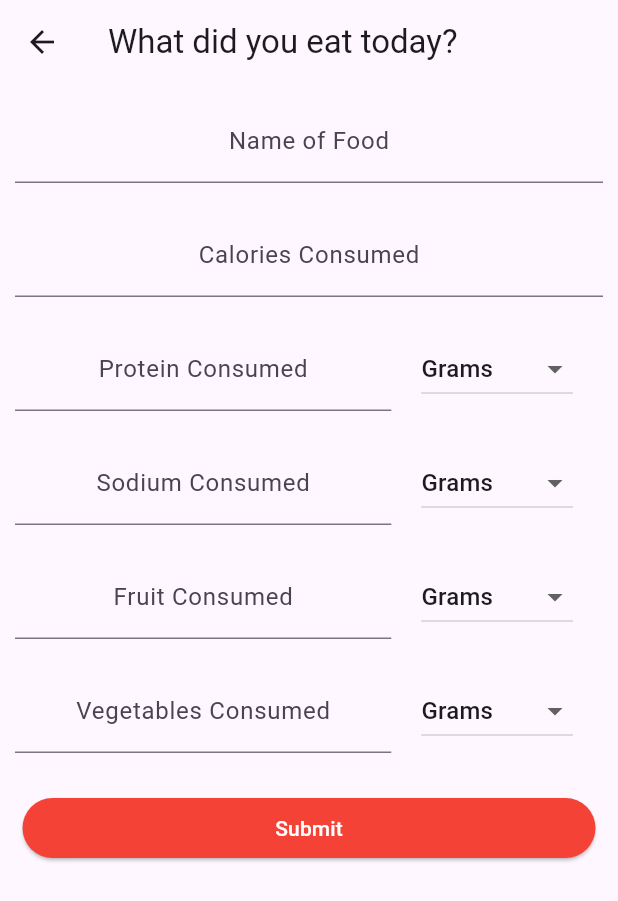
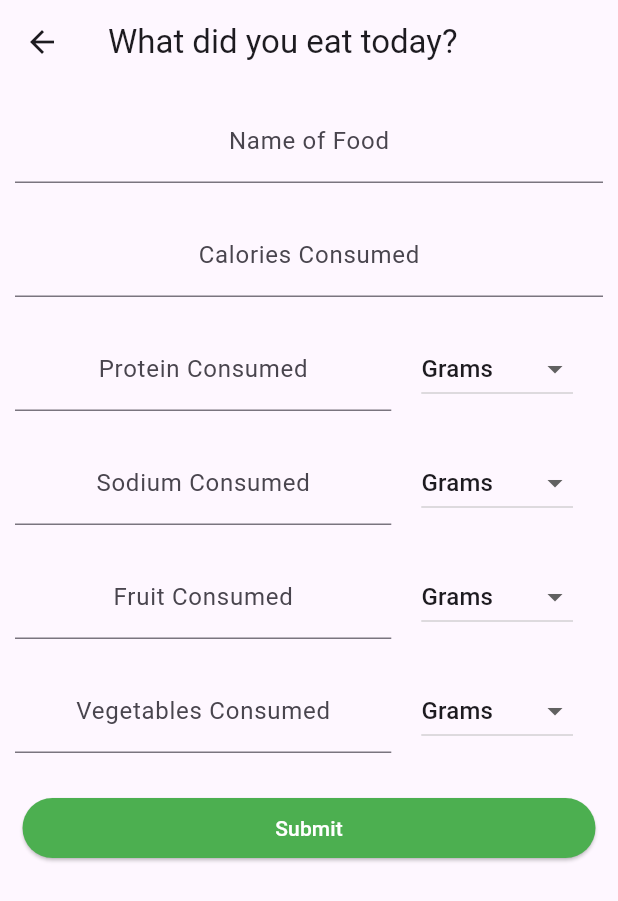
Before and after one commit to Uberkell/Health_App, a Flutter app: the TrackerNewEntryPage screen opened by its route, on a phone screen of 412 x 824 dp. Shown: the top 901 px of the screen. Run offline on Flutter 3.47's test engine with Material 3 defaults, Android fonts, the phone set to English and light mode, and no system bars; our stand-ins replace cloud_firestore, firebase_auth, firebase_core, firebase_storage, flutter_local_notifications, image_picker and 4 more; accounts and stored records are empty.

Commit message:
last minute button color change

```diff
--- a/lib/pages/tracker_new_entry_page.dart
+++ b/lib/pages/tracker_new_entry_page.dart
@@ -228,7 +228,7 @@ class MyCustomFormState extends State<MyCustomForm> {
             padding: const EdgeInsets.symmetric(vertical: 16, horizontal: 15),
             child: ElevatedButton(
               style: ButtonStyle(
-                backgroundColor: MaterialStateProperty.all(Colors.red),
+                backgroundColor: MaterialStateProperty.all(Colors.green),
                 foregroundColor: MaterialStateProperty.all(Colors.white),
               ),
               onPressed: () async {
```
